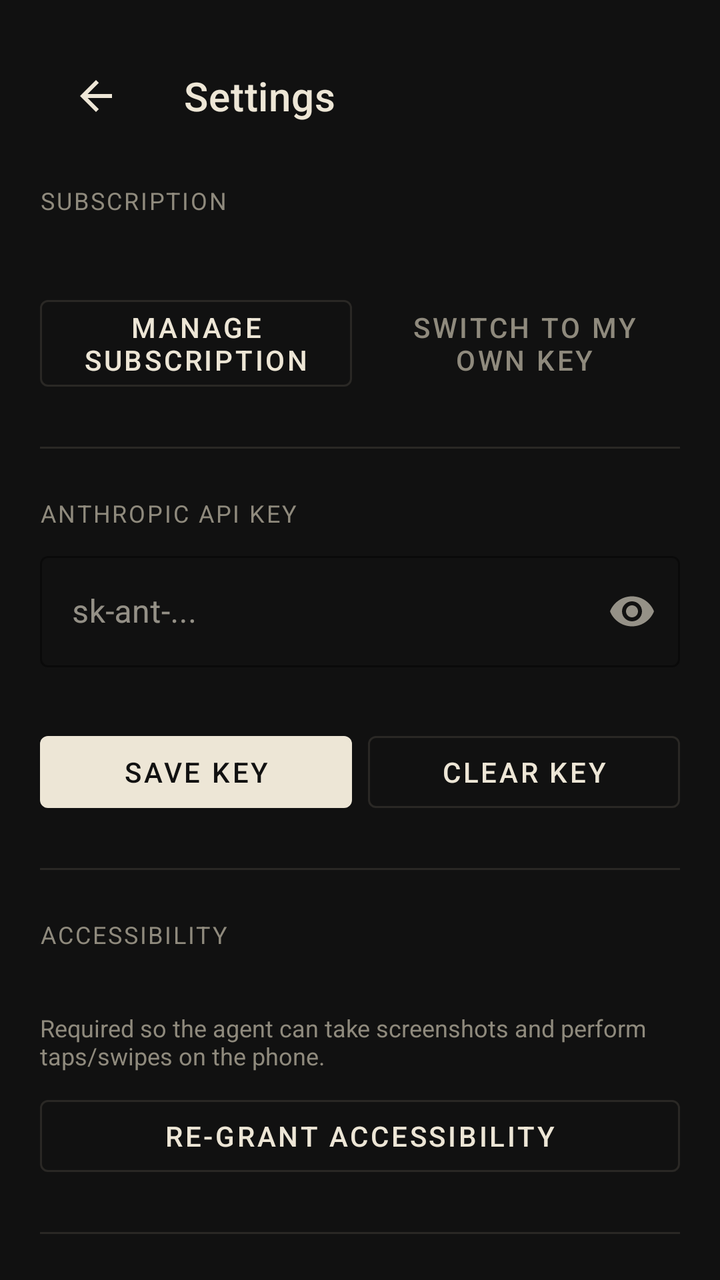
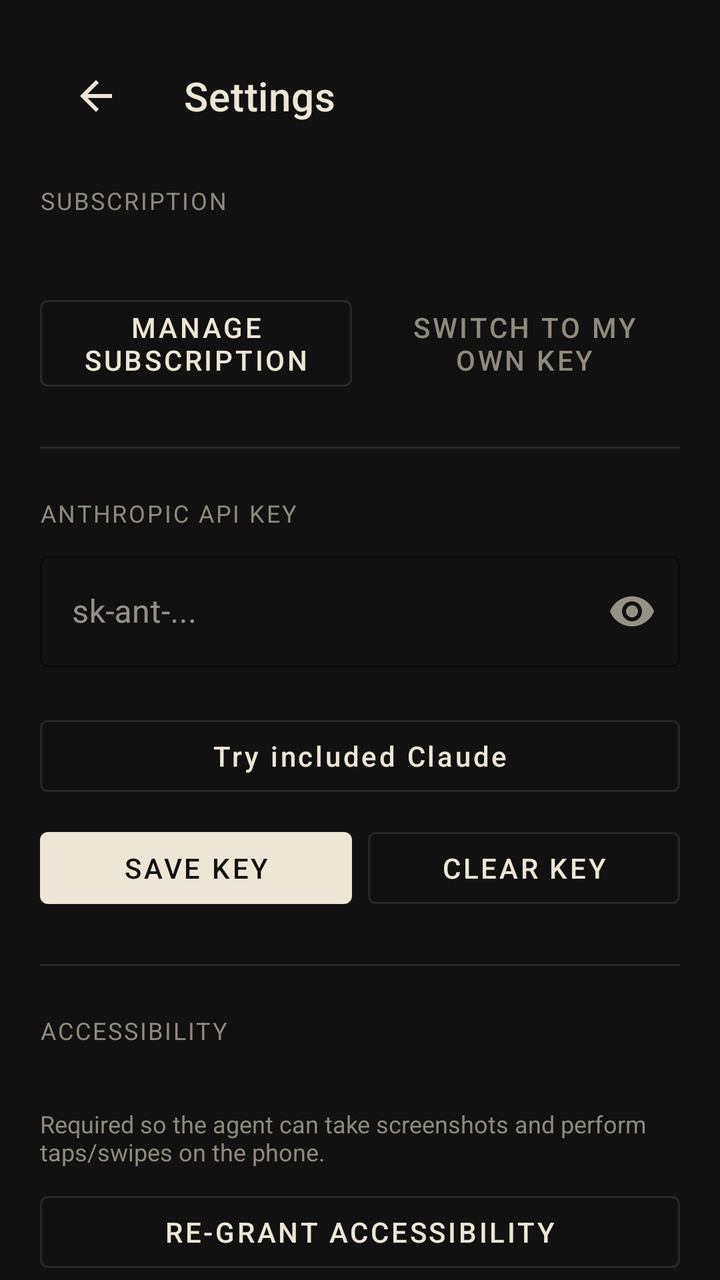

The first picture is an Android layout as it rendered before a commit; the second is the same layout after the commit. The layout source and the unified diff follow.
<!-- AndroidManifest.xml: application theme Theme.ClaudePhoneAgent -->
<!-- res/layout/activity_settings.xml -->
<?xml version="1.0" encoding="utf-8"?>
<androidx.core.widget.NestedScrollView xmlns:android="http://schemas.android.com/apk/res/android"
    xmlns:app="http://schemas.android.com/apk/res-auto"
    android:layout_width="match_parent"
    android:layout_height="match_parent"
    android:background="@color/bg"
    android:fillViewport="true">

    <LinearLayout
        android:layout_width="match_parent"
        android:layout_height="wrap_content"
        android:orientation="vertical"
        android:padding="20dp">

        <com.google.android.material.appbar.MaterialToolbar
            android:id="@+id/toolbar"
            android:layout_width="match_parent"
            android:layout_height="wrap_content"
            android:background="@android:color/transparent"
            app:navigationIcon="@drawable/ic_arrow_back"
            app:title="@string/settings_title"
            app:titleTextColor="@color/text_primary" />

        
        <TextView
            android:layout_width="match_parent"
            android:layout_height="wrap_content"
            android:layout_marginTop="16dp"
            android:text="@string/settings_subscription"
            android:textColor="@color/text_secondary"
            android:textSize="12sp"
            android:textAllCaps="true"
            android:letterSpacing="0.08" />

        <TextView
            android:id="@+id/planStatus"
            android:layout_width="match_parent"
            android:layout_height="wrap_content"
            android:layout_marginTop="6dp"
            android:textColor="@color/text_primary"
            android:textSize="16sp" />

        <LinearLayout
            android:layout_width="match_parent"
            android:layout_height="wrap_content"
            android:layout_marginTop="8dp"
            android:orientation="horizontal">

            <com.google.android.material.button.MaterialButton
                android:id="@+id/manageSubscriptionButton"
                style="@style/Widget.MaterialComponents.Button.OutlinedButton"
                android:layout_width="0dp"
                android:layout_height="wrap_content"
                android:layout_weight="1"
                android:text="@string/manage_subscription"
                android:textColor="@color/text_primary"
                app:strokeColor="@color/border_soft" />

            <com.google.android.material.button.MaterialButton
                android:id="@+id/switchModeButton"
                style="@style/Widget.MaterialComponents.Button.TextButton"
                android:layout_width="0dp"
                android:layout_height="wrap_content"
                android:layout_marginStart="8dp"
                android:layout_weight="1"
                android:text="@string/switch_to_byo_key"
                android:textColor="@color/text_secondary" />
        </LinearLayout>

        <View
            android:layout_width="match_parent"
            android:layout_height="1dp"
            android:layout_marginVertical="24dp"
            android:background="@color/border_soft" />

        
        <TextView
            android:layout_width="match_parent"
            android:layout_height="wrap_content"
            android:text="@string/section_api_key"
            android:textColor="@color/text_secondary"
            android:textSize="12sp"
            android:textAllCaps="true"
            android:letterSpacing="0.08" />

        <com.google.android.material.textfield.TextInputLayout
            android:id="@+id/apiKeyLayout"
            style="@style/Widget.MaterialComponents.TextInputLayout.OutlinedBox"
            android:layout_width="match_parent"
            android:layout_height="wrap_content"
            android:layout_marginTop="8dp"
            android:hint="@string/api_key_hint"
            app:boxStrokeColor="@color/border_soft"
            app:endIconMode="password_toggle"
            app:hintTextColor="@color/text_secondary">

            <com.google.android.material.textfield.TextInputEditText
                android:id="@+id/apiKeyInput"
                android:layout_width="match_parent"
                android:layout_height="wrap_content"
                android:inputType="textPassword"
                android:maxLines="1"
                android:textColor="@color/text_primary" />
        </com.google.android.material.textfield.TextInputLayout>

        <TextView
            android:id="@+id/apiKeyStatus"
            android:layout_width="match_parent"
            android:layout_height="wrap_content"
            android:layout_marginTop="4dp"
            android:textColor="@color/text_secondary"
            android:textSize="12sp" />

        <LinearLayout
            android:layout_width="match_parent"
            android:layout_height="wrap_content"
            android:layout_marginTop="8dp"
            android:orientation="horizontal">

            <com.google.android.material.button.MaterialButton
                android:id="@+id/saveKeyButton"
                android:layout_width="0dp"
                android:layout_height="wrap_content"
                android:layout_weight="1"
                android:text="@string/save_key"
                android:textColor="@color/bg"
                app:backgroundTint="@color/text_primary" />

            <com.google.android.material.button.MaterialButton
                android:id="@+id/clearKeyButton"
                style="@style/Widget.MaterialComponents.Button.OutlinedButton"
                android:layout_width="0dp"
                android:layout_height="wrap_content"
                android:layout_marginStart="8dp"
                android:layout_weight="1"
                android:text="@string/clear_key"
                android:textColor="@color/text_primary"
                app:strokeColor="@color/border_soft" />
        </LinearLayout>

        <View
            android:layout_width="match_parent"
            android:layout_height="1dp"
            android:layout_marginVertical="24dp"
            android:background="@color/border_soft" />

        
        <TextView
            android:layout_width="match_parent"
            android:layout_height="wrap_content"
            android:text="@string/section_accessibility"
            android:textColor="@color/text_secondary"
            android:textSize="12sp"
            android:textAllCaps="true"
            android:letterSpacing="0.08" />

        <TextView
            android:id="@+id/accessibilityStatus"
            android:layout_width="match_parent"
            android:layout_height="wrap_content"
            android:layout_marginTop="6dp"
            android:textColor="@color/text_primary"
            android:textSize="15sp" />

        <TextView
            android:layout_width="match_parent"
            android:layout_height="wrap_content"
            android:layout_marginTop="4dp"
            android:text="@string/accessibility_explainer"
            android:textColor="@color/text_secondary"
            android:textSize="12sp" />

        <com.google.android.material.button.MaterialButton
            android:id="@+id/grantAccessibilityButton"
            style="@style/Widget.MaterialComponents.Button.OutlinedButton"
            android:layout_width="match_parent"
            android:layout_height="wrap_content"
            android:layout_marginTop="8dp"
            android:text="@string/regrant_accessibility"
            android:textColor="@color/text_primary"
            app:strokeColor="@color/border_soft" />

        
        <View
            android:layout_width="match_parent"
            android:layout_height="1dp"
            android:layout_marginVertical="24dp"
            android:background="@color/border_soft" />

        <TextView
            android:layout_width="match_parent"
            android:layout_height="wrap_content"
            android:text="@string/section_accessibility_audio"
            android:textColor="@color/text_secondary"
            android:textSize="12sp"
            android:textAllCaps="true"
            android:letterSpacing="0.08" />

        <TextView
            android:layout_width="match_parent"
            android:layout_height="wrap_content"
            android:layout_marginTop="12dp"
            android:text="@string/accessibility_mode_label"
            android:textColor="@color/text_primary"
            android:textSize="16sp"
            android:textStyle="bold" />

        <RadioGroup
            android:id="@+id/accessibilityModeGroup"
            android:layout_width="match_parent"
            android:layout_height="wrap_content"
            android:layout_marginTop="4dp"
            android:orientation="vertical">

            <RadioButton
                android:id="@+id/modeAuto"
                android:layout_width="match_parent"
                android:layout_height="wrap_content"
                android:minHeight="48dp"
                android:textColor="@color/text_primary"
                android:text="@string/accessibility_mode_auto" />

            <RadioButton
                android:id="@+id/modeOn"
                android:layout_width="match_parent"
                android:layout_height="wrap_content"
                android:minHeight="48dp"
                android:textColor="@color/text_primary"
                android:text="@string/accessibility_mode_on" />

            <RadioButton
                android:id="@+id/modeOff"
                android:layout_width="match_parent"
                android:layout_height="wrap_content"
                android:minHeight="48dp"
                android:textColor="@color/text_primary"
                android:text="@string/accessibility_mode_off" />
        </RadioGroup>

        <TextView
            android:layout_width="match_parent"
            android:layout_height="wrap_content"
            android:layout_marginTop="20dp"
            android:text="@string/verbosity_label"
            android:textColor="@color/text_primary"
            android:textSize="16sp"
            android:textStyle="bold" />

        <RadioGroup
            android:id="@+id/verbosityGroup"
            android:layout_width="match_parent"
            android:layout_height="wrap_content"
            android:layout_marginTop="4dp"
            android:orientation="vertical">

            <RadioButton
                android:id="@+id/verbosityOff"
                android:layout_width="match_parent"
                android:layout_height="wrap_content"
                android:minHeight="48dp"
                android:textColor="@color/text_primary"
                android:text="@string/verbosity_off" />

            <RadioButton
                android:id="@+id/verbosityBrief"
                android:layout_width="match_parent"
                android:layout_height="wrap_content"
                android:minHeight="48dp"
                android:textColor="@color/text_primary"
                android:text="@string/verbosity_brief" />

            <RadioButton
                android:id="@+id/verbosityDetailed"
                android:layout_width="match_parent"
                android:layout_height="wrap_content"
                android:minHeight="48dp"
                android:textColor="@color/text_primary"
                android:text="@string/verbosity_detailed" />
        </RadioGroup>

        <com.google.android.material.switchmaterial.SwitchMaterial
            android:id="@+id/confirmDestructiveSwitch"
            android:layout_width="match_parent"
            android:layout_height="wrap_content"
            android:layout_marginTop="20dp"
            android:minHeight="56dp"
            android:text="@string/confirm_destructive_label"
            android:textColor="@color/text_primary"
            android:textSize="16sp" />

        <TextView
            android:layout_width="match_parent"
            android:layout_height="wrap_content"
            android:text="@string/confirm_destructive_summary"
            android:textColor="@color/text_secondary"
            android:textSize="13sp" />

        <com.google.android.material.switchmaterial.SwitchMaterial
            android:id="@+id/hapticsSwitch"
            android:layout_width="match_parent"
            android:layout_height="wrap_content"
            android:layout_marginTop="16dp"
            android:minHeight="56dp"
            android:text="@string/haptics_label"
            android:textColor="@color/text_primary"
            android:textSize="16sp" />

        <TextView
            android:layout_width="match_parent"
            android:layout_height="wrap_content"
            android:text="@string/haptics_summary"
            android:textColor="@color/text_secondary"
            android:textSize="13sp" />

        <com.google.android.material.switchmaterial.SwitchMaterial
            android:id="@+id/highContrastSwitch"
            android:layout_width="match_parent"
            android:layout_height="wrap_content"
            android:layout_marginTop="16dp"
            android:minHeight="56dp"
            android:text="@string/high_contrast_label"
            android:textColor="@color/text_primary"
            android:textSize="16sp" />

        <TextView
            android:layout_width="match_parent"
            android:layout_height="wrap_content"
            android:text="@string/high_contrast_summary"
            android:textColor="@color/text_secondary"
            android:textSize="13sp" />

        <com.google.android.material.button.MaterialButton
            android:id="@+id/openEasyModeButton"
            style="@style/Widget.MaterialComponents.Button.OutlinedButton"
            android:layout_width="match_parent"
            android:layout_height="wrap_content"
            android:layout_marginTop="20dp"
            android:minHeight="56dp"
            android:text="@string/easy_mode_toggle_label"
            android:textColor="@color/text_primary"
            android:contentDescription="@string/easy_mode_toggle_summary"
            app:strokeColor="@color/border_soft" />

        <TextView
            android:layout_width="match_parent"
            android:layout_height="wrap_content"
            android:text="@string/easy_mode_toggle_summary"
            android:textColor="@color/text_secondary"
            android:textSize="13sp"
            android:layout_marginTop="4dp" />

        <com.google.android.material.button.MaterialButton
            android:id="@+id/openKeySetupButton"
            style="@style/Widget.MaterialComponents.Button.OutlinedButton"
            android:layout_width="match_parent"
            android:layout_height="wrap_content"
            android:layout_marginTop="20dp"
            android:minHeight="56dp"
            android:text="@string/key_setup_use_computer"
            android:textColor="@color/text_primary"
            app:strokeColor="@color/border_soft" />

        
        <View
            android:layout_width="match_parent"
            android:layout_height="1dp"
            android:layout_marginVertical="24dp"
            android:background="@color/border_soft" />

        <TextView
            android:layout_width="match_parent"
            android:layout_height="wrap_content"
            android:text="@string/aliases_section_label"
            android:textColor="@color/text_secondary"
            android:textSize="12sp"
            android:textAllCaps="true"
            android:letterSpacing="0.08" />

        <TextView
            android:layout_width="match_parent"
            android:layout_height="wrap_content"
            android:text="@string/aliases_section_summary"
            android:textColor="@color/text_secondary"
            android:textSize="13sp"
            android:layout_marginTop="4dp"
            android:layout_marginBottom="12dp" />

        <LinearLayout
            android:id="@+id/aliasesList"
            android:layout_width="match_parent"
            android:layout_height="wrap_content"
            android:orientation="vertical" />

        <EditText
            android:id="@+id/aliasInput"
            android:layout_width="match_parent"
            android:layout_height="wrap_content"
            android:layout_marginTop="12dp"
            android:hint="@string/aliases_alias_hint"
            android:inputType="text"
            android:textColor="@color/text_primary"
            android:textColorHint="@color/text_muted" />

        <EditText
            android:id="@+id/aliasEntityInput"
            android:layout_width="match_parent"
            android:layout_height="wrap_content"
            android:layout_marginTop="8dp"
            android:hint="@string/aliases_entity_hint"
            android:inputType="text"
            android:textColor="@color/text_primary"
            android:textColorHint="@color/text_muted" />

        <com.google.android.material.button.MaterialButton
            android:id="@+id/addAliasButton"
            style="@style/Widget.MaterialComponents.Button.OutlinedButton"
            android:layout_width="match_parent"
            android:layout_height="wrap_content"
            android:layout_marginTop="8dp"
            android:minHeight="48dp"
            android:text="@string/aliases_add_label"
            android:textColor="@color/text_primary"
            app:strokeColor="@color/border_soft" />

        
        <LinearLayout
            android:id="@+id/accountSection"
            android:layout_width="match_parent"
            android:layout_height="wrap_content"
            android:orientation="vertical"
            android:visibility="gone">

            <View
                android:layout_width="match_parent"
                android:layout_height="1dp"
                android:layout_marginVertical="24dp"
                android:background="@color/border_soft" />

            <TextView
                android:layout_width="match_parent"
                android:layout_height="wrap_content"
                android:text="@string/section_account"
                android:textColor="@color/text_secondary"
                android:textSize="12sp"
                android:textAllCaps="true"
                android:letterSpacing="0.08" />

            <TextView
                android:id="@+id/accountStatus"
                android:layout_width="match_parent"
                android:layout_height="wrap_content"
                android:layout_marginTop="6dp"
                android:textColor="@color/text_primary"
                android:textSize="15sp" />

            <com.google.android.material.button.MaterialButton
                android:id="@+id/signOutButton"
                style="@style/Widget.MaterialComponents.Button.OutlinedButton"
                android:layout_width="match_parent"
                android:layout_height="wrap_content"
                android:layout_marginTop="8dp"
                android:text="@string/signout"
                android:textColor="@color/text_primary"
                app:strokeColor="@color/border_soft" />
        </LinearLayout>

        <LinearLayout
            android:id="@+id/hubSection"
            android:layout_width="match_parent"
            android:layout_height="wrap_content"
            android:orientation="vertical">

            <View
                android:layout_width="match_parent"
                android:layout_height="1dp"
                android:layout_marginVertical="24dp"
                android:background="@color/border_soft" />

            <TextView
                android:layout_width="match_parent"
                android:layout_height="wrap_content"
                android:text="@string/settings_hub"
                android:textColor="@color/text_secondary"
                android:textSize="12sp"
                android:textAllCaps="true"
                android:letterSpacing="0.08" />

            <TextView
                android:id="@+id/hubStatus"
                android:layout_width="match_parent"
                android:layout_height="wrap_content"
                android:layout_marginTop="6dp"
                android:textColor="@color/text_primary"
                android:textSize="15sp"
                android:text="@string/hub_not_paired" />

            <com.google.android.material.button.MaterialButton
                android:id="@+id/pairHubButton"
                style="@style/Widget.MaterialComponents.Button.OutlinedButton"
                android:layout_width="match_parent"
                android:layout_height="wrap_content"
                android:layout_marginTop="8dp"
                android:text="@string/hub_pair_button"
                android:textColor="@color/text_primary"
                app:strokeColor="@color/border_soft" />
        </LinearLayout>

        <LinearLayout
            android:id="@+id/panelSection"
            android:layout_width="match_parent"
            android:layout_height="wrap_content"
            android:orientation="vertical">

            <View
                android:layout_width="match_parent"
                android:layout_height="1dp"
                android:layout_marginVertical="24dp"
                android:background="@color/border_soft" />

            <TextView
                android:layout_width="match_parent"
                android:layout_height="wrap_content"
                android:text="@string/settings_panel"
                android:textColor="@color/text_secondary"
                android:textSize="12sp"
                android:textAllCaps="true"
                android:letterSpacing="0.08" />

            <TextView
                android:id="@+id/panelStatus"
                android:layout_width="match_parent"
                android:layout_height="wrap_content"
                android:layout_marginTop="6dp"
                android:textColor="@color/text_primary"
                android:textSize="15sp"
                android:text="@string/panel_not_paired" />

            <com.google.android.material.button.MaterialButton
                android:id="@+id/pairPanelButton"
                style="@style/Widget.MaterialComponents.Button.OutlinedButton"
                android:layout_width="match_parent"
                android:layout_height="wrap_content"
                android:layout_marginTop="8dp"
                android:text="@string/panel_pair_button"
                android:textColor="@color/text_primary"
                app:strokeColor="@color/border_soft" />
        </LinearLayout>

    </LinearLayout>
</androidx.core.widget.NestedScrollView>
<!-- resources referenced by this layout -->
<resources>
  <color name="bg">#FF111111</color>
  <color name="border_soft">#FF2A2825</color>
  <color name="text_muted">#FF5F5B51</color>
  <color name="text_primary">#FFEDE6D6</color>
  <color name="text_secondary">#FF8F8A7D</color>
  <string name="accessibility_explainer">Required so the agent can take screenshots and perform taps/swipes on the phone.</string>
  <string name="accessibility_mode_auto">Auto — match TalkBack</string>
  <string name="accessibility_mode_label">Voice mode</string>
  <string name="accessibility_mode_off">Off — silent</string>
  <string name="accessibility_mode_on">On — always speak</string>
  <string name="aliases_add_label">Add alias</string>
  <string name="aliases_alias_hint">Alias (e.g. Mom)</string>
  <string name="aliases_entity_hint">Resolves to (e.g. contact Sarah, +1-555-0100)</string>
  <string name="aliases_section_label">Named aliases</string>
  <string name="aliases_section_summary">Map a short label (Mom, my usual, work email) to a concrete entity. The agent resolves these in your tasks.</string>
  <string name="api_key_hint">sk-ant-...</string>
  <string name="clear_key">Clear key</string>
  <string name="confirm_destructive_label">Voice-warn before destructive actions</string>
  <string name="confirm_destructive_summary">Pause and announce before tapping Send, Buy, Delete, and similar buttons so you can hit Stop if it\'s wrong.</string>
  <string name="easy_mode_toggle_label">Switch to Easy Mode</string>
  <string name="easy_mode_toggle_summary">One giant mic button, no chat history. Designed for blind/low-vision users and anyone who wants the simplest possible interface.</string>
  <string name="haptics_label">Vibration feedback</string>
  <string name="haptics_summary">Subtle vibrations for task started, done, error, and confirmation prompts.</string>
  <string name="high_contrast_label">High-contrast text</string>
  <string name="high_contrast_summary">Use pure white text on pure black for maximum readability.</string>
  <string name="hub_not_paired">Not paired</string>
  <string name="hub_pair_button">Pair with Cloudbot</string>
  <string name="key_setup_use_computer">Set up via computer (voice-first)</string>
  <string name="manage_subscription">Manage subscription</string>
  <string name="panel_not_paired">Not paired</string>
  <string name="panel_pair_button">Pair with CloudBot panel</string>
  <string name="regrant_accessibility">Re-grant Accessibility</string>
  <string name="save_key">Save key</string>
  <string name="section_accessibility">Accessibility</string>
  <string name="section_accessibility_audio">Voice and audio</string>
  <string name="section_account">Account</string>
  <string name="section_api_key">Anthropic API key</string>
  <string name="settings_hub">Cloudbot pairing</string>
  <string name="settings_panel">CloudBot panel</string>
  <string name="settings_subscription">Subscription</string>
  <string name="settings_title">Settings</string>
  <string name="signout">Sign out</string>
  <string name="switch_to_byo_key">Switch to my own key</string>
  <string name="verbosity_brief">Brief — short summaries</string>
  <string name="verbosity_detailed">Detailed — every step</string>
  <string name="verbosity_label">How much narration</string>
  <string name="verbosity_off">Off — no action narration</string>
  <color name="on_surface">#FFEDE6D6</color>
  <color name="accent">#FFEDE6D6</color>
  <color name="accent_dark">#FFD5CFBF</color>
  <color name="on_accent">#FF111111</color>
  <color name="bg_elevated">#FF1B1B1B</color>
  <!-- unchanged entries left out for length: 2 -->
</resources>

<!-- the commit's change to res/layout/activity_settings.xml (unified diff, before → after) -->
@@ -111,6 +111,17 @@
             android:textColor="@color/text_secondary"
             android:textSize="12sp" />
 
+        <com.google.android.material.button.MaterialButton
+            android:id="@+id/includedClaudeButton"
+            style="@style/Widget.MaterialComponents.Button.OutlinedButton"
+            android:layout_width="match_parent"
+            android:layout_height="wrap_content"
+            android:minHeight="48dp"
+            android:text="@string/included_claude_title"
+            android:textAllCaps="false"
+            android:textColor="@color/text_primary"
+            app:strokeColor="@color/border_soft" />
+
         <LinearLayout
             android:layout_width="match_parent"
             android:layout_height="wrap_content"
<!-- resource entries referenced after the edit -->
@@ -27,6 +27,7 @@
   <string name="high_contrast_summary">Use pure white text on pure black for maximum readability.</string>
   <string name="hub_not_paired">Not paired</string>
   <string name="hub_pair_button">Pair with Cloudbot</string>
+  <string name="included_claude_title">Try included Claude</string>
   <string name="key_setup_use_computer">Set up via computer (voice-first)</string>
   <string name="manage_subscription">Manage subscription</string>
   <string name="panel_not_paired">Not paired</string>
